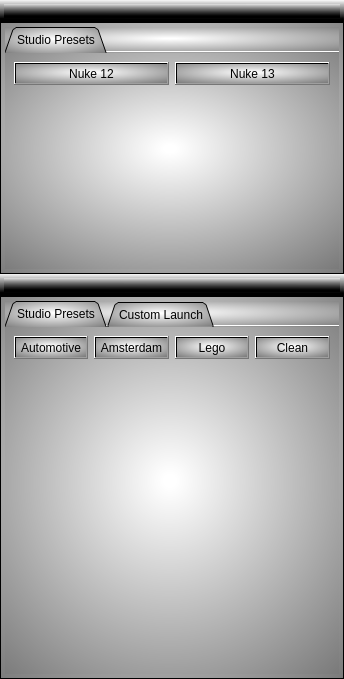
This is UI/main.ui in SGSMarkNA/Software_Launcher as Qt 5 draws it before an edit. The edited form follows.
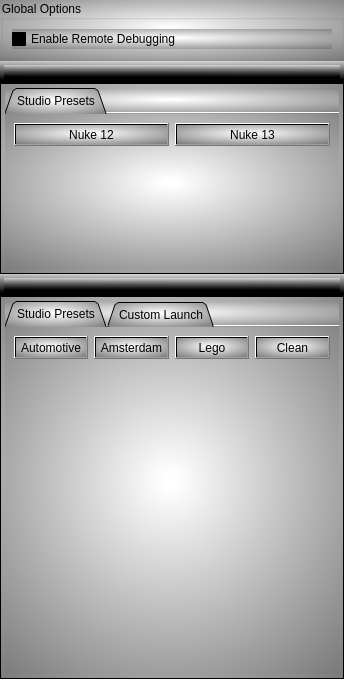
This is the edited form. Icons and pictures are not drawn. Custom widgets are drawn as their Qt base class.

Commit message: Added a new enable remote debugging option that will allow wing to debug remote code exection

The edit to the form file:
```diff
--- a/UI/main.ui
+++ b/UI/main.ui
@@ -19,6 +19,9 @@
   <property name="windowTitle">
    <string>Software Launcher</string>
   </property>
+  <property name="styleSheet">
+   <string notr="true">background-color: qradialgradient(spread:repeat, cx:0.488, cy:0.459, radius:1.565, fx:0.494, fy:0.443, stop:0.0113636 rgba(255, 255, 255, 255), stop:0.903409 rgba(0, 0, 0, 255));</string>
+  </property>
   <layout class="QVBoxLayout" name="verticalLayout_7">
    <property name="spacing">
     <number>0</number>
@@ -37,6 +40,22 @@
    </property>
    <item>
     <layout class="QVBoxLayout" name="verticalLayout_2">
+     <item>
+      <widget class="QGroupBox" name="groupBox">
+       <property name="title">
+        <string>Global Options</string>
+       </property>
+       <layout class="QHBoxLayout" name="horizontalLayout_3">
+        <item>
+         <widget class="QCheckBox" name="Enable_Remote_Debugging_checkBox">
+          <property name="text">
+           <string>Enable Remote Debugging</string>
+          </property>
+         </widget>
+        </item>
+       </layout>
+      </widget>
+     </item>
      <item>
       <widget class="QWidget" name="Nuke_Container_widget" native="true">
        <layout class="QVBoxLayout" name="verticalLayout_9">
```
The commit also changes 1 other file.
